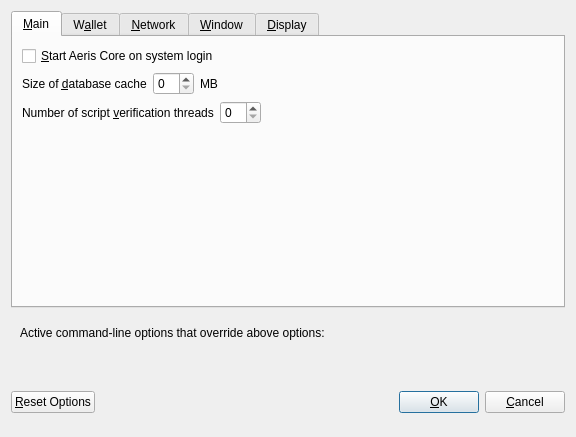
First picture: the form in src/qt/forms/optionsdialog.ui, repository sophya-22/aeriscoin, before the edit.
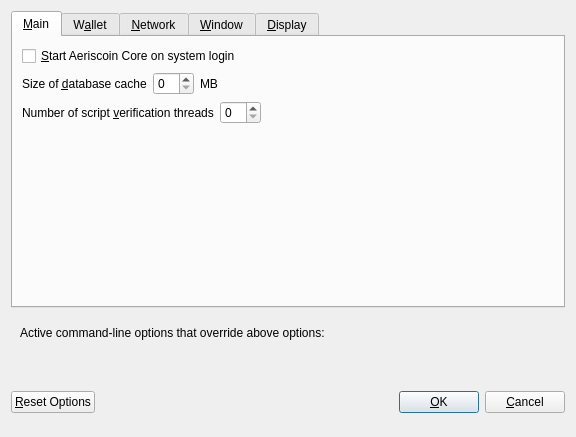
Second picture: the form after the edit. Custom widgets are drawn as their Qt base class.

```diff
--- a/src/qt/forms/optionsdialog.ui
+++ b/src/qt/forms/optionsdialog.ui
@@ -33,7 +33,7 @@
           <string>Automatically start Aeris Core after logging in to the system.</string>
          </property>
          <property name="text">
-          <string>&amp;Start Aeris Core on system login</string>
+          <string>&amp;Start Aeriscoin Core on system login</string>
          </property>
         </widget>
        </item>
```
Left out of the diff: 12 changed lines with no effect on the pictures.
